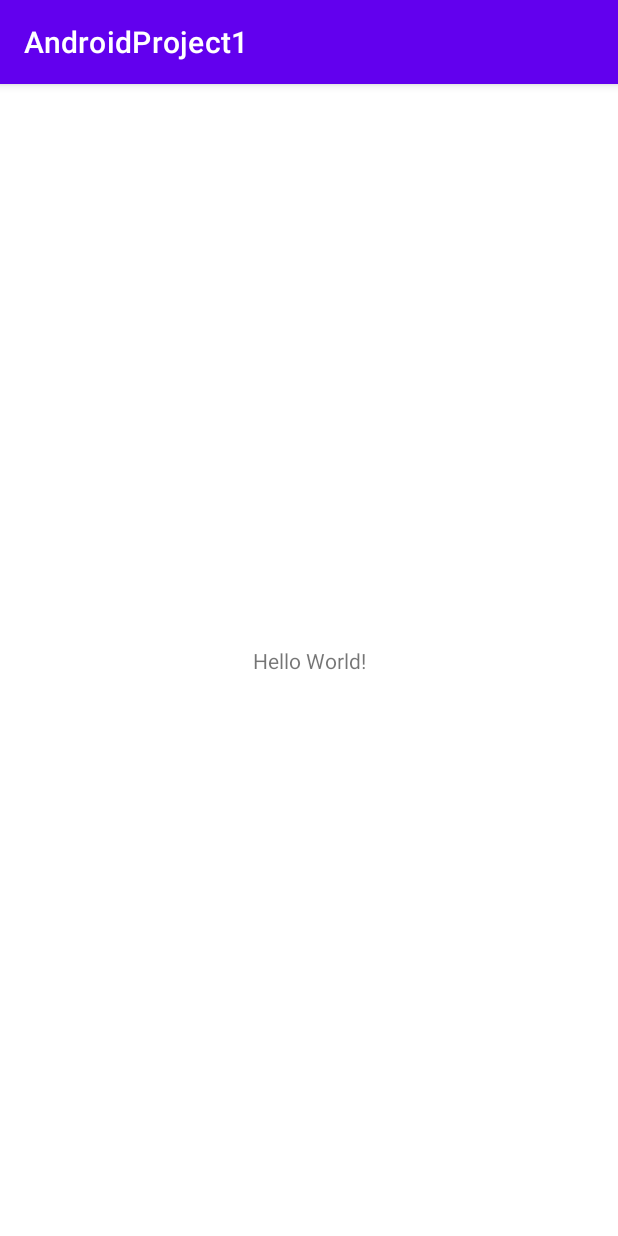
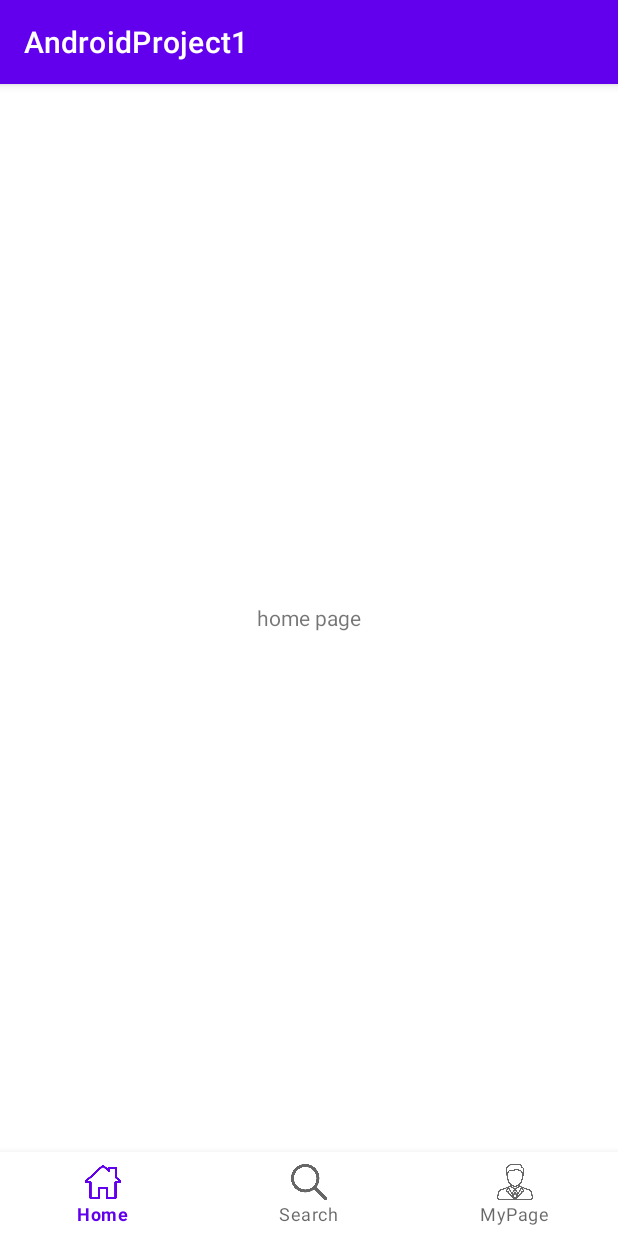
Before and after one commit to SeokjinSon/AndroidProject1, an Android app: the screen it shows after launch (MainActivity), on a phone screen of 412 x 824 dp. Run offline under Robolectric (Android 15) with nearby library versions, the phone set to English and light mode, and no system bars.

Commit message:
<description> 1. BottomNavigationBar 추가 2. BottomNavigationBar와 Fragment 연동

```diff
--- /dev/null
+++ b/app/src/main/java/com/example/androidproject1/FragmentHome.java
@@ -0,0 +1,28 @@
+package com.example.androidproject1;
+
+import android.os.Bundle;
+import android.util.Log;
+import android.view.LayoutInflater;
+import android.view.View;
+import android.view.ViewGroup;
+
+import androidx.annotation.NonNull;
+import androidx.annotation.Nullable;
+import androidx.appcompat.app.AppCompatActivity;
+import androidx.fragment.app.Fragment;
+
+public class FragmentHome extends Fragment {
+//    @Override
+//    protected void onCreate(Bundle savedInstanceState) {
+//        super.onCreate(savedInstanceState);
+//        setContentView(R.layout.fragment_home);
+//    }
+
+    @Nullable
+    @Override
+    public View onCreateView(@NonNull LayoutInflater inflater, @Nullable ViewGroup container, @Nullable Bundle savedInstanceState) {
+        // Inflate the layout for this fragment
+        ViewGroup rootView = (ViewGroup) inflater.inflate(R.layout.fragment_home, container, false);
+        return rootView;
+    }
+}
--- a/app/src/main/java/com/example/androidproject1/MainActivity.java
+++ b/app/src/main/java/com/example/androidproject1/MainActivity.java
@@ -1,14 +1,71 @@
 package com.example.androidproject1;
 
+import androidx.annotation.NonNull;
 import androidx.appcompat.app.AppCompatActivity;
+import androidx.fragment.app.Fragment;
 
 import android.os.Bundle;
+import android.util.Log;
+import android.view.MenuItem;
+
+import com.google.android.material.bottomnavigation.BottomNavigationView;
 
 public class MainActivity extends AppCompatActivity {
 
+    // Debug Value
+    private final static boolean    D       = true;
+    private final static String     TAG     = "MainActivity";
+
+    // Fragment Value
+    private Fragment fragment1;
+    private Fragment fragment2;
+    private Fragment fragment3;
+
+    // View Value
+    private BottomNavigationView navigationView;
+
+    // Listener Value
+    private BottomNavigationView.OnNavigationItemSelectedListener navigationItemSelect
+            = new BottomNavigationView.OnNavigationItemSelectedListener() {
+        @Override
+        public boolean onNavigationItemSelected(@NonNull MenuItem item) {
+            switch(item.getItemId()) {
+                case R.id.page_1:
+                    getSupportFragmentManager().beginTransaction().replace(R.id.fragment_container, fragment1).commit();
+                    return true;
+                case R.id.page_2:
+                    getSupportFragmentManager().beginTransaction().replace(R.id.fragment_container, fragment2).commit();
+                    return true;
+                case R.id.page_3:
+                    getSupportFragmentManager().beginTransaction().replace(R.id.fragment_container, fragment3).commit();
+                    return true;
+            }
+            return false;
+        }
+    };
+
+    // Override Method
     @Override
     protected void onCreate(Bundle savedInstanceState) {
         super.onCreate(savedInstanceState);
         setContentView(R.layout.activity_main);
+        init();
+
+        // NavigationView에 리스너 등록
+        navigationView.setOnNavigationItemSelectedListener(navigationItemSelect);
+        // Home Fragment가 먼저 실행되도록
+        getSupportFragmentManager().beginTransaction().replace(R.id.fragment_container, fragment1).commit();
+        if(D)
+            Log.i(TAG, "onCreate() Success!");
+    }
+
+    public void init() {
+        fragment1 = new FragmentHome();
+        fragment2 = new FragmentSearch();
+        fragment3 = new FragmentMyPage();
+        navigationView = findViewById(R.id.bottom_navigation);
+
+        if(D)
+            Log.i(TAG, "init() Success!");
     }
 }
--- a/app/src/main/res/layout/activity_main.xml
+++ b/app/src/main/res/layout/activity_main.xml
@@ -1,18 +1,23 @@
 <?xml version="1.0" encoding="utf-8"?>
-<androidx.constraintlayout.widget.ConstraintLayout xmlns:android="http://schemas.android.com/apk/res/android"
+<LinearLayout xmlns:android="http://schemas.android.com/apk/res/android"
     xmlns:app="http://schemas.android.com/apk/res-auto"
     xmlns:tools="http://schemas.android.com/tools"
     android:layout_width="match_parent"
     android:layout_height="match_parent"
+    android:orientation="vertical"
     tools:context=".MainActivity">
 
-    <TextView
-        android:layout_width="wrap_content"
+    <FrameLayout
+        android:id="@+id/fragment_container"
+        android:layout_width="match_parent"
+        android:layout_height="match_parent"
+        android:layout_weight="1" />
+
+    <com.google.android.material.bottomnavigation.BottomNavigationView
+        android:id="@+id/bottom_navigation"
+        android:layout_width="match_parent"
         android:layout_height="wrap_content"
-        android:text="Hello World!"
-        app:layout_constraintBottom_toBottomOf="parent"
-        app:layout_constraintLeft_toLeftOf="parent"
-        app:layout_constraintRight_toRightOf="parent"
-        app:layout_constraintTop_toTopOf="parent" />
+        android:layout_gravity="bottom"
+        app:menu="@menu/bottom_navigation_menu" />
 
-</androidx.constraintlayout.widget.ConstraintLayout>
+</LinearLayout>
--- /dev/null
+++ b/app/src/main/res/layout/fragment_home.xml
@@ -0,0 +1,14 @@
+<?xml version="1.0" encoding="utf-8"?>
+<LinearLayout xmlns:android="http://schemas.android.com/apk/res/android"
+    android:layout_width="match_parent"
+    android:layout_height="match_parent">
+
+    <TextView
+        android:id="@+id/textView"
+        android:layout_width="wrap_content"
+        android:layout_height="wrap_content"
+        android:layout_gravity="center"
+        android:layout_weight="1"
+        android:gravity="center"
+        android:text="home page" />
+</LinearLayout>
--- /dev/null
+++ b/app/src/main/res/menu/bottom_navigation_menu.xml
@@ -0,0 +1,18 @@
+<?xml version="1.0" encoding="utf-8"?>
+<menu xmlns:android="http://schemas.android.com/apk/res/android">
+    <item
+        android:id="@+id/page_1"
+        android:enabled="true"
+        android:icon="@drawable/home_icon"
+        android:title="@string/navigation_label1"/>
+    <item
+        android:id="@+id/page_2"
+        android:enabled="true"
+        android:icon="@drawable/search_icon"
+        android:title="@string/navigation_label2"/>
+    <item
+        android:id="@+id/page_3"
+        android:enabled="true"
+        android:icon="@drawable/mypage_icon"
+        android:title="@string/navigation_label3"/>
+</menu>
--- a/app/src/main/res/values/strings.xml
+++ b/app/src/main/res/values/strings.xml
@@ -1,3 +1,6 @@
 <resources>
     <string name="app_name">AndroidProject1</string>
+    <string name="navigation_label1">Home</string>
+    <string name="navigation_label2">Search</string>
+    <string name="navigation_label3">MyPage</string>
 </resources>
```
Also changed, not shown: app/build.gradle (+9 -1 lines), app/src/main/java/com/example/androidproject1/FragmentMyPage.java (added, +28 -0 lines), app/src/main/java/com/example/androidproject1/FragmentSearch.java (added, +26 -0 lines), app/src/main/res/layout/fragment_mypage.xml (added, +14 -0 lines), app/src/main/res/layout/fragment_serach.xml (added, +14 -0 lines), app/src/main/res/drawable/home_icon.png (added), app/src/main/res/drawable/mypage_icon.png (added), app/src/main/res/drawable/search_icon.png (added).
